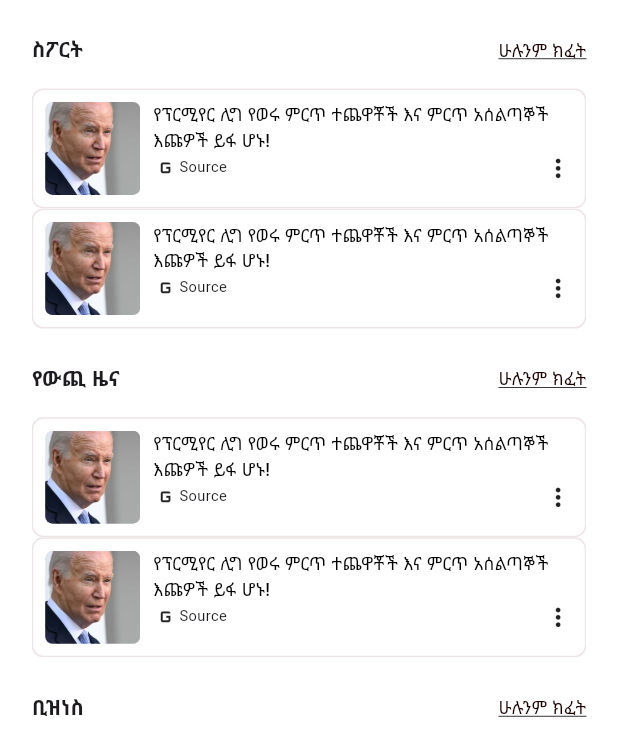
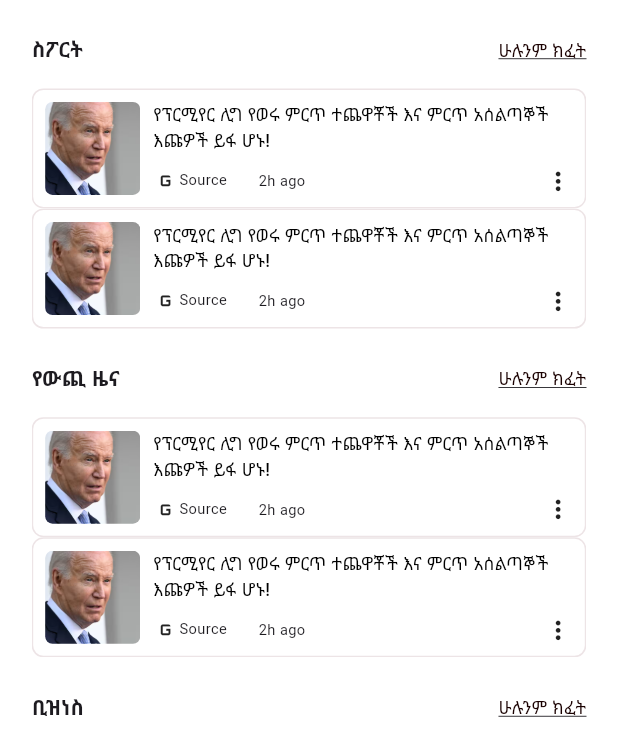
Before and after one commit to nathnael19/fm_radio, a Flutter app: the NewsPage screen opened directly, on a phone screen of 412 x 824 dp, the part 492-1236 px from its top. Run offline on Flutter 3.47's test engine with Material 3 defaults, Android fonts, the phone set to English and light mode, and no system bars; our stand-ins replace audioplayers, flutter_screenutil, font_awesome_flutter, google_fonts, shared_preferences, smooth_page_indicator; accounts and stored records are empty.

Commit message:
updated the news page part

```diff
--- a/lib/Home/News/news_page.dart
+++ b/lib/Home/News/news_page.dart
@@ -306,6 +306,7 @@ class _NewsPageSelectorState extends State<NewsPageSelector> {
                 SizedBox(width: 8.w),
                 Expanded(
                   child: Column(
+                    mainAxisAlignment: MainAxisAlignment.spaceBetween,
                     children: [
                       Text(
                         "የፕርሚየር ሊግ የወሩ ምርጥ ተጨዋቾች እና ምርጥ አሰልጣኞች እጩዎች ይፋ ሆኑ!",
@@ -324,6 +325,15 @@ class _NewsPageSelectorState extends State<NewsPageSelector> {
                               Icon(Icons.g_mobiledata, size: 18.r),
                               Text(
                                 "Source",
+                                style: TextStyle(
+                                  fontSize: 10.sp,
+                                  fontWeight: FontWeight.w400,
+                                ),
+                              ),
+                              SizedBox(width: 20.w),
+
+                              Text(
+                                "2h ago",
                                 style: TextStyle(
                                   fontSize: 10.sp,
                                   fontWeight: FontWeight.w400,
```
